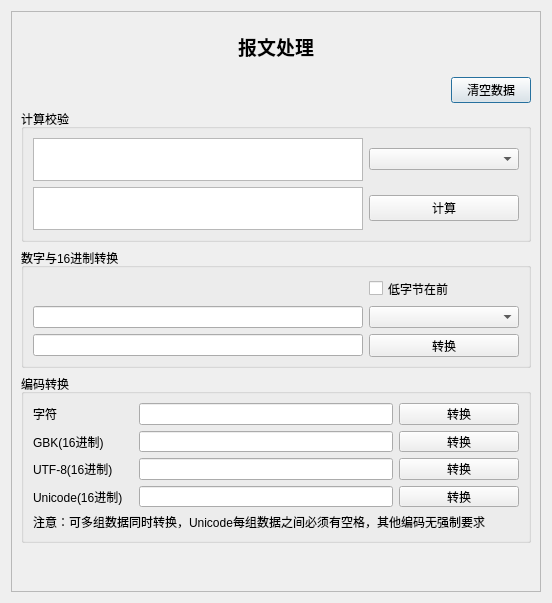
The window that form/dialogdealdata.ui (whx110123/nettool) describes before a commit, drawn with Qt 5.
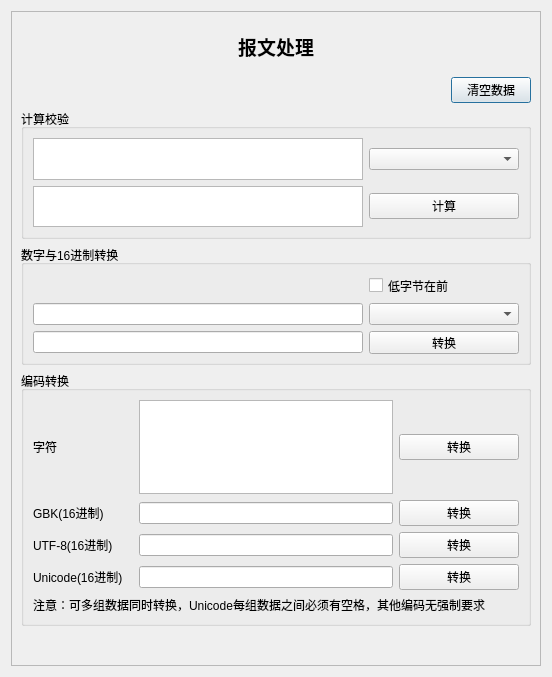
The same window after the commit.

What changed in the file:
```diff
--- a/form/dialogdealdata.ui
+++ b/form/dialogdealdata.ui
@@ -7,7 +7,7 @@
     <x>0</x>
     <y>0</y>
     <width>552</width>
-    <height>603</height>
+    <height>677</height>
    </rect>
   </property>
   <property name="windowTitle">
@@ -193,9 +193,6 @@
            </property>
           </widget>
          </item>
-         <item row="0" column="1">
-          <widget class="QLineEdit" name="Le1"/>
-         </item>
          <item row="1" column="2">
           <widget class="QPushButton" name="Bt2">
            <property name="minimumSize">
@@ -303,6 +300,16 @@
            </property>
           </widget>
          </item>
+         <item row="0" column="1">
+          <widget class="QPlainTextEdit" name="Le1">
+           <property name="maximumSize">
+            <size>
+             <width>16777215</width>
+             <height>120</height>
+            </size>
+           </property>
+          </widget>
+         </item>
         </layout>
        </widget>
       </item>
```
